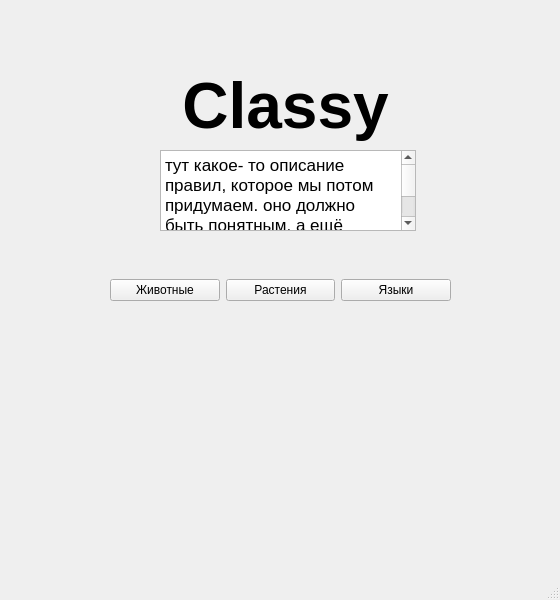
Qt form main_programm/start_page.ui (vkormili/classy) before a commit.
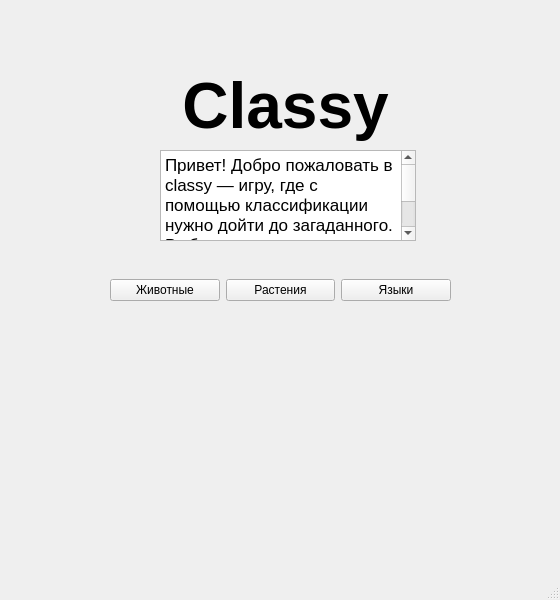
The same form after that commit.

Patch:
```diff
--- a/main_programm/start_page.ui
+++ b/main_programm/start_page.ui
@@ -47,7 +47,7 @@
       <x>160</x>
       <y>150</y>
       <width>256</width>
-      <height>81</height>
+      <height>91</height>
      </rect>
     </property>
     <property name="html">
@@ -55,7 +55,7 @@
 &lt;html&gt;&lt;head&gt;&lt;meta name=&quot;qrichtext&quot; content=&quot;1&quot; /&gt;&lt;style type=&quot;text/css&quot;&gt;
 p, li { white-space: pre-wrap; }
 &lt;/style&gt;&lt;/head&gt;&lt;body style=&quot; font-family:'.AppleSystemUIFont'; font-size:13pt; font-weight:400; font-style:normal;&quot;&gt;
-&lt;p style=&quot; margin-top:0px; margin-bottom:0px; margin-left:0px; margin-right:0px; -qt-block-indent:0; text-indent:0px;&quot;&gt;тут какое- то описание правил, которое мы потом придумаем. оно должно быть понятным. а ещё скажем типа выберите режим ляляля&lt;/p&gt;&lt;/body&gt;&lt;/html&gt;</string>
+&lt;p style=&quot; margin-top:0px; margin-bottom:0px; margin-left:0px; margin-right:0px; -qt-block-indent:0; text-indent:0px;&quot;&gt;&lt;span style=&quot; font-family:'Helvetica Neue'; color:#000000;&quot;&gt;Привет! Добро пожаловать в classy — игру, где с помощью классификации нужно дойти до загаданного. Выберите категорию и &lt;/span&gt;&lt;span style=&quot; font-family:'Helvetica Neue'; font-style:italic; color:#000000;&quot;&gt;почувствуйте классификацию&lt;/span&gt; &lt;/p&gt;&lt;/body&gt;&lt;/html&gt;</string>
     </property>
    </widget>
    <widget class="QWidget" name="horizontalLayoutWidget">
```
